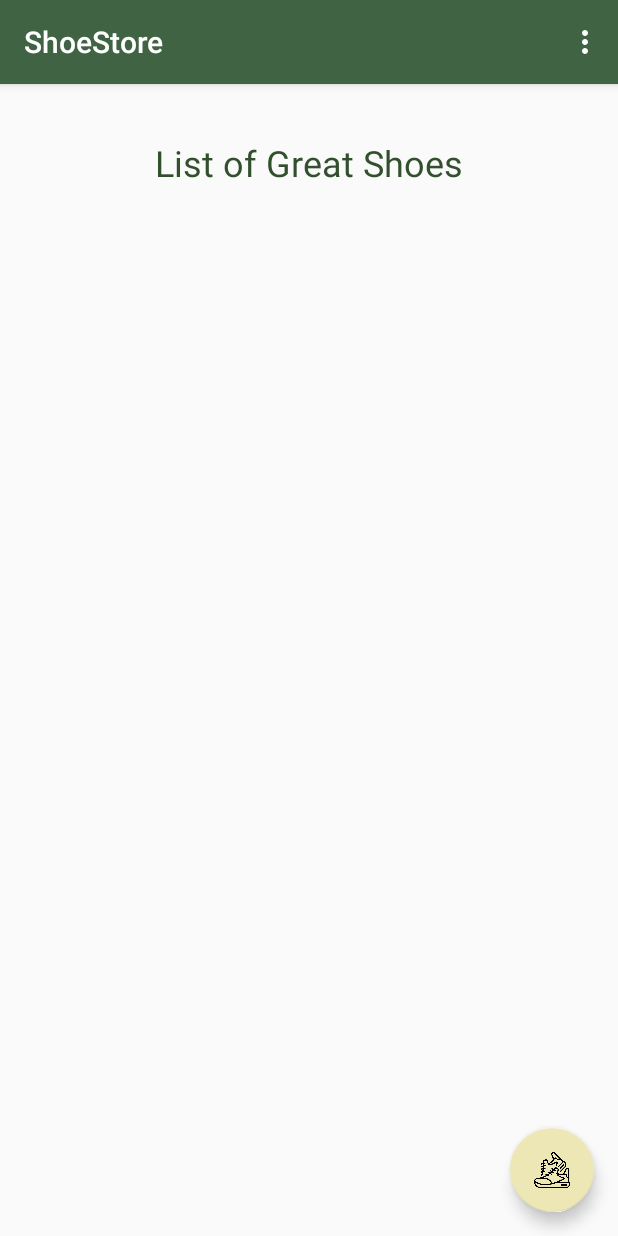
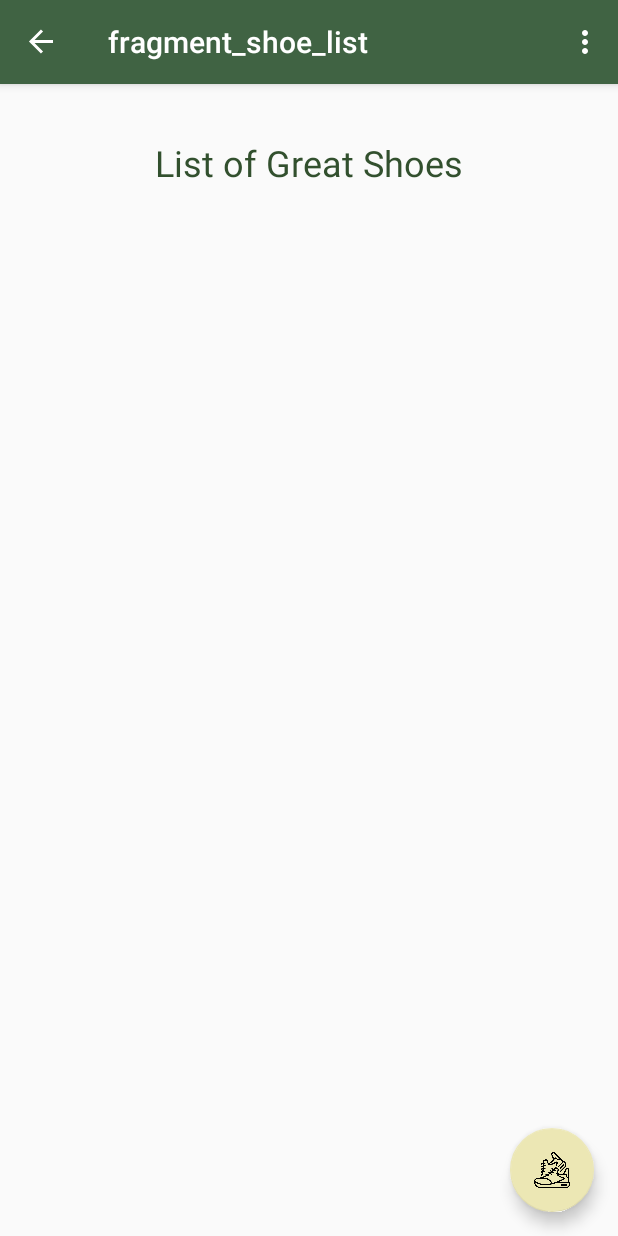
Before and after one commit to Ahmed7313/ShoeStore, an Android app: the ShoeListFragment screen opened through its navigation route, on a phone screen of 412 x 824 dp. Run offline under Robolectric (Android 15) with nearby library versions, the light colour scheme and no system bars; our stand-ins replace Timber, data binding, navigation-ui; Roboto replaces fonts that are not available here.

Commit message:
FIrst upadte

```diff
--- a/app/src/main/java/com/udacity/shoestore/MainActivity.kt
+++ b/app/src/main/java/com/udacity/shoestore/MainActivity.kt
@@ -2,6 +2,8 @@ package com.udacity.shoestore
 
 import androidx.appcompat.app.AppCompatActivity
 import android.os.Bundle
+import androidx.navigation.findNavController
+import androidx.navigation.ui.NavigationUI
 import timber.log.Timber
 
 class MainActivity : AppCompatActivity() {
@@ -11,6 +13,12 @@ class MainActivity : AppCompatActivity() {
         setContentView(R.layout.activity_main)
         Timber.plant(Timber.DebugTree())
 
+        val navController = this.findNavController(R.id.myNavHostFragment)
+        NavigationUI.setupActionBarWithNavController(this, navController)
 
     }
+    override fun onSupportNavigateUp(): Boolean {
+        val navController = this.findNavController(R.id.myNavHostFragment)
+        return navController.navigateUp()
+    }
 }
--- a/app/src/main/java/com/udacity/shoestore/models/AddingShoeFragment.kt
+++ b/app/src/main/java/com/udacity/shoestore/models/AddingShoeFragment.kt
@@ -39,6 +39,12 @@ class AddingShoeFragment : Fragment() {
                     AddingShoeFragmentDirections.actionAddingShoeFragmentToShoeListFragment()
                 )
         }
+
+        binding.cancel.setOnClickListener {
+            NavHostFragment.findNavController(this).navigate(
+                AddingShoeFragmentDirections.actionAddingShoeFragmentToShoeListFragment()
+            )
+        }
         return binding.root
     }
 
--- a/app/src/main/java/com/udacity/shoestore/models/ShoeViewModel.kt
+++ b/app/src/main/java/com/udacity/shoestore/models/ShoeViewModel.kt
@@ -10,15 +10,6 @@ class ShoeViewModel : ViewModel() {
     private val _shoeList = MutableLiveData<MutableList<Shoe>>()
     val shoeList:LiveData<MutableList<Shoe>>
     get() = _shoeList
-
-
-    init {
-        dummyData()
-    }
-
-    fun dummyData(){
-
-    }
 
     fun addShoe(name: String, size: String, company: String, description: String) {
         var shoe= Shoe(name, size, company, description)
@@ -38,4 +29,8 @@ class ShoeViewModel : ViewModel() {
         oldValue.add(item)
         this.value = oldValue
     }
+
+    fun getShoeName (){
+
+    }
 }
--- a/app/src/main/res/layout/fragment_shoe_list.xml
+++ b/app/src/main/res/layout/fragment_shoe_list.xml
@@ -22,6 +22,16 @@
             app:layout_constraintStart_toStartOf="parent"
             app:layout_constraintTop_toTopOf="parent" />
 
+        <ScrollView
+            android:layout_width="match_parent"
+            android:layout_height="match_parent"
+            app:layout_constraintBottom_toBottomOf="parent"
+            app:layout_constraintEnd_toEndOf="parent"
+            app:layout_constraintHorizontal_bias="0.0"
+            app:layout_constraintStart_toStartOf="parent"
+            app:layout_constraintTop_toBottomOf="@+id/textView3"
+            app:layout_constraintVertical_bias="0.0">
+
 
             <LinearLayout
                 android:id="@+id/listOfShoes"
@@ -35,6 +45,8 @@
                 app:layout_constraintTop_toBottomOf="@+id/textView3">
 
             </LinearLayout>
+
+        </ScrollView>
 
         <com.google.android.material.floatingactionbutton.FloatingActionButton
             android:id="@+id/addingShoe"
--- a/app/src/main/res/navigation/navigation.xml
+++ b/app/src/main/res/navigation/navigation.xml
@@ -28,7 +28,9 @@
         android:label="InstructionFragment" >
         <action
             android:id="@+id/action_instructionFragment_to_shoeListFragment"
-            app:destination="@id/shoeListFragment" />
+            app:destination="@id/shoeListFragment"
+            app:popUpTo="@id/loginFragment"
+            app:popUpToInclusive="false" />
     </fragment>
     <fragment
         android:id="@+id/shoeListFragment"
@@ -40,7 +42,9 @@
             app:destination="@id/addingShoeFragment" />
         <action
             android:id="@+id/action_shoeListFragment_to_loginFragment"
-            app:destination="@id/loginFragment" />
+            app:destination="@id/loginFragment"
+            app:popUpTo="@id/loginFragment"
+            app:popUpToInclusive="true" />
     </fragment>
     <fragment
         android:id="@+id/addingShoeFragment"
@@ -48,6 +52,7 @@
         android:label="AddingShoeFragment" >
         <action
             android:id="@+id/action_addingShoeFragment_to_shoeListFragment"
-            app:destination="@id/shoeListFragment" />
+            app:destination="@id/shoeListFragment"
+            app:popUpTo="@id/loginFragment" />
     </fragment>
 </navigation>
```
Also changed, not shown: app/src/main/java/com/udacity/shoestore/models/ShoeListFragment.kt (+9 -12 lines), app/src/main/res/layout/list_item.xml (+7 -1 lines). Lines whose indentation alone changed are shown as unchanged.
